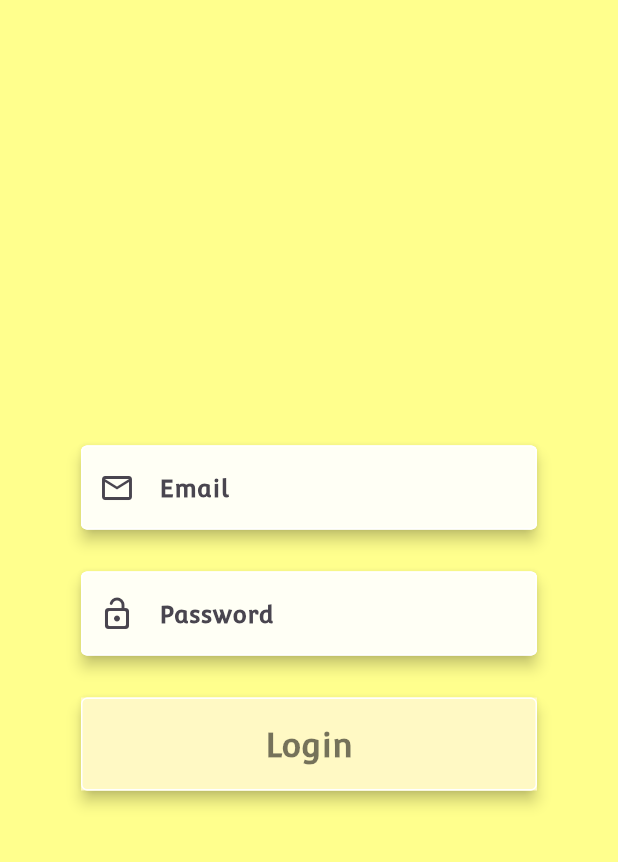
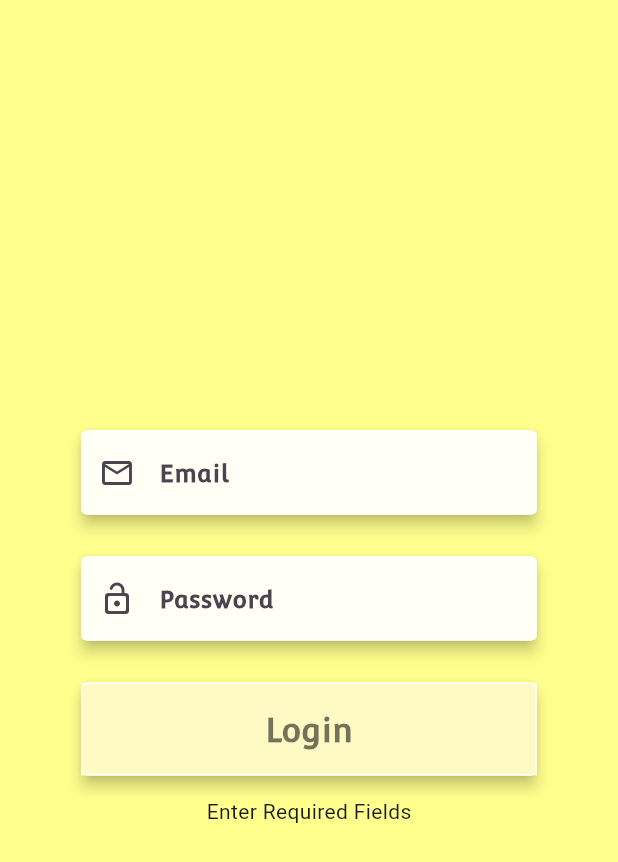
Before and after one commit to RohitGiri420/Flutter--Note-App, a Flutter app: the screen it shows after launch, after a tap on "Login", on a phone screen of 412 x 824 dp. Shown: the top 862 px of the screen. Run offline on Flutter 3.47's test engine with Material 3 defaults, Android fonts, the phone set to English and light mode, and no system bars; our stand-ins replace lottie, shared_preferences; project files that could hold a hidden picture were left out.

```diff
--- a/lib/Screens/LoginScreen.dart
+++ b/lib/Screens/LoginScreen.dart
@@ -1,4 +1,7 @@
+import 'dart:developer';
+
 import 'package:flutter/material.dart';
+import 'package:notesapp/Screens/HomeScreen.dart';
 import 'package:notesapp/Widget/UIHelper.dart';
 import 'package:shared_preferences/shared_preferences.dart';
 
@@ -15,6 +18,7 @@ class _LoginScreenState extends State<LoginScreen> {
 
   String? Email;
   String? Password;
+  String? check;
 
   @override
   Widget build(BuildContext context) {
@@ -34,7 +38,8 @@ class _LoginScreenState extends State<LoginScreen> {
                 controller: passcontroller,
                 icon: Icons.lock_open_rounded,
                 obscure: true),
-            UiHelper.CustomLoginButton(() => setData()),
+            UiHelper.CustomLoginButton(() => checkdata()),
+            Text("$check")
           ],
         ),
       ),
@@ -43,12 +48,23 @@ class _LoginScreenState extends State<LoginScreen> {
 
   setData() async{
     SharedPreferences preffs = await SharedPreferences.getInstance();
-
-    Email = emailcontroller.text.toString();
-    Password = passcontroller.text.toString();
-
     preffs.setString("Email", Email!);
     preffs.setString("Password", Password!);
   }
 
+  checkdata(){
+    Email = emailcontroller.text.toString();
+    Password = passcontroller.text.toString();
+    if(Email==""||Password==""){
+      check = "Enter Required Fields";
+      setState(() {
+
+      });
+    }
+    else{
+      setData();
+      Navigator.pushReplacement(context, MaterialPageRoute(builder: (context) => HomePage(),));
+    }
+  }
+
 }
--- a/lib/Screens/SplashScreen.dart
+++ b/lib/Screens/SplashScreen.dart
@@ -1,5 +1,9 @@
+import 'dart:async';
+
 import 'package:flutter/material.dart';
 import 'package:lottie/lottie.dart';
+import 'package:notesapp/Screens/HomeScreen.dart';
+import 'package:notesapp/Screens/LoginScreen.dart';
 import 'package:shared_preferences/shared_preferences.dart';
 
 class SplashScreen extends StatefulWidget {
@@ -18,8 +22,16 @@ class _SplashScreenState extends State<SplashScreen> {
   void initState() {
     // TODO: implement initState
     super.initState();
+    getData();
 
-
+    Timer(Duration(seconds: 4), () {
+      if(Email==null||Password==null){
+        Navigator.pushReplacement(context, MaterialPageRoute(builder: (context) => LoginScreen(),));
+      }
+      else{
+        Navigator.pushReplacement(context, MaterialPageRoute(builder: (context) => HomePage(),));
+      }
+    });
   }
   @override
   Widget build(BuildContext context) {
--- a/lib/main.dart
+++ b/lib/main.dart
@@ -16,7 +16,7 @@ class MyApp extends StatelessWidget{
       theme: ThemeData(
       ),
       debugShowCheckedModeBanner: false,
-      home: LoginScreen(),
+      home: SplashScreen(),
     );  }
 
 }
```
Also changed, not shown: lib/Screens/HomeScreen.dart (+17 -0 lines).
